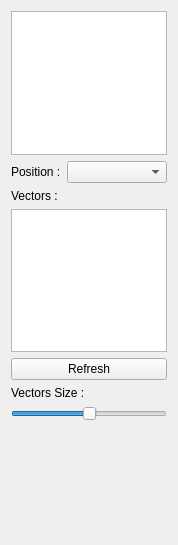
Old version of the form SCHNApps/Plugins/renderVector/renderVector.ui in the repository cgogn/CGoGN.
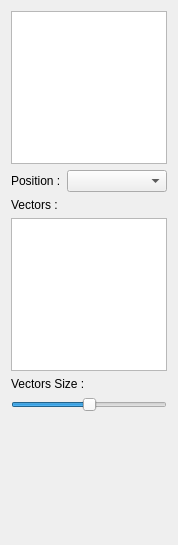
New version of the form.

Diff of the .ui file:
```diff
--- a/SCHNApps/Plugins/renderVector/renderVector.ui
+++ b/SCHNApps/Plugins/renderVector/renderVector.ui
@@ -52,22 +52,6 @@
      </property>
     </widget>
    </item>
-   <item>
-    <widget class="QPushButton" name="button_refreshVBOs">
-     <property name="sizePolicy">
-      <sizepolicy hsizetype="Preferred" vsizetype="Fixed">
-       <horstretch>0</horstretch>
-       <verstretch>0</verstretch>
-      </sizepolicy>
-     </property>
-     <property name="layoutDirection">
-      <enum>Qt::LeftToRight</enum>
-     </property>
-     <property name="text">
-      <string>Refresh</string>
-     </property>
-    </widget>
-   </item>
    <item>
     <widget class="QLabel" name="label">
      <property name="text">
```
